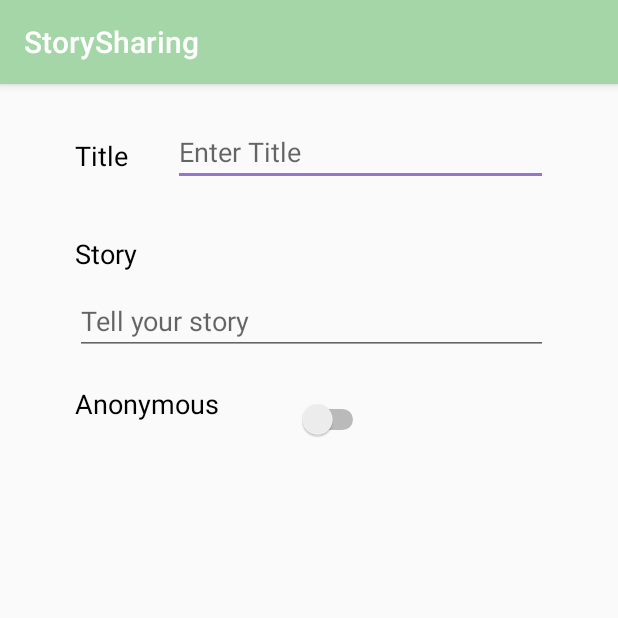
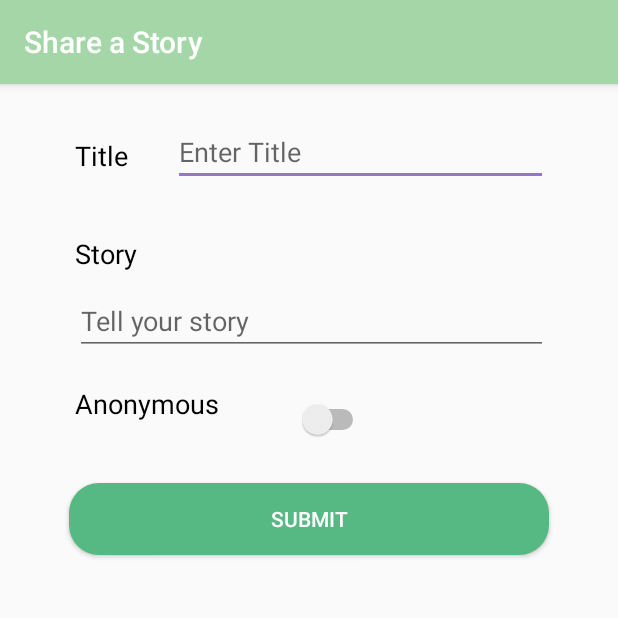
Before and after one commit to lil55cy/StorySharing, an Android app: the CreatePost screen opened directly, with no data from a screen before it, on a phone screen of 412 x 824 dp, the top half of it. Run offline under Robolectric (Android 15) with nearby library versions, the phone set to English and light mode, and no system bars.

Commit message:
submit button

```diff
--- a/StorySharing/app/src/main/java/com/example/storysharing/CreatePost.java
+++ b/StorySharing/app/src/main/java/com/example/storysharing/CreatePost.java
@@ -10,5 +10,8 @@ public class CreatePost extends AppCompatActivity {
     protected void onCreate(Bundle savedInstanceState) {
         super.onCreate(savedInstanceState);
         setContentView(R.layout.activity_create_post);
+
+        setTitle("Share a Story");
+
     }
 }
--- /dev/null
+++ b/StorySharing/app/src/main/res/drawable/rectangle.xml
@@ -0,0 +1,11 @@
+<?xml version="1.0" encoding="UTF-8"?>
+<shape xmlns:android="http://schemas.android.com/apk/res/android" android:id="@+id/listview_background_shape">
+    <padding android:left="2dp"
+        android:top="2dp"
+        android:right="2dp"
+        android:bottom="2dp" />
+
+    <corners android:radius="20dp" />
+
+    <solid android:color="#56B883" />
+</shape>
--- a/StorySharing/app/src/main/res/layout/activity_create_post.xml
+++ b/StorySharing/app/src/main/res/layout/activity_create_post.xml
@@ -85,7 +85,16 @@
                 android:layout_marginTop="20dp"
                 android:layout_width="100dp"
                 android:layout_height="match_parent" />
+        </LinearLayout>
 
-        </LinearLayout>
+        <Button
+            android:id="@+id/submit"
+            android:layout_width="320dp"
+            android:layout_height="wrap_content"
+            android:layout_gravity="center"
+            android:layout_marginTop="20dp"
+            android:background="@drawable/rectangle"
+            android:text="@string/submit"
+            android:textColor="@android:color/white" />
     </LinearLayout>
 </androidx.constraintlayout.widget.ConstraintLayout>
--- a/StorySharing/app/src/main/res/values/strings.xml
+++ b/StorySharing/app/src/main/res/values/strings.xml
@@ -21,4 +21,5 @@
     <string name="title">title</string>
     <string name="body">body</string>
     <string name="email">email</string>
+    <string name="submit">Submit</string>
 </resources>
```
